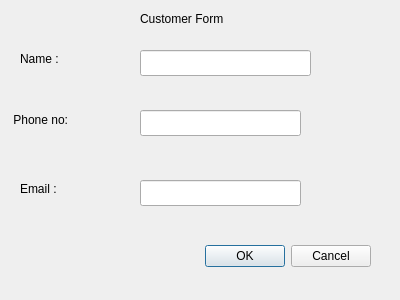
Above: addcustomerdialog.ui from Larrikin47/VehicleManagementSystem before the change. Below: the same form after it.
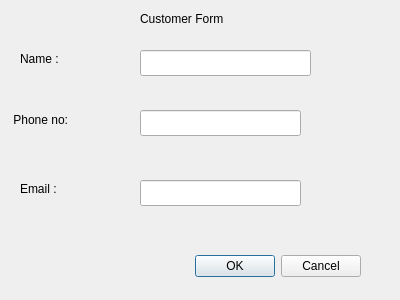
That is the form after the change.

The edit to the form file:
```diff
--- a/addcustomerdialog.ui
+++ b/addcustomerdialog.ui
@@ -16,8 +16,8 @@
   <widget class="QDialogButtonBox" name="buttonBox">
    <property name="geometry">
     <rect>
-     <x>30</x>
-     <y>240</y>
+     <x>20</x>
+     <y>250</y>
      <width>341</width>
      <height>32</height>
     </rect>
```
